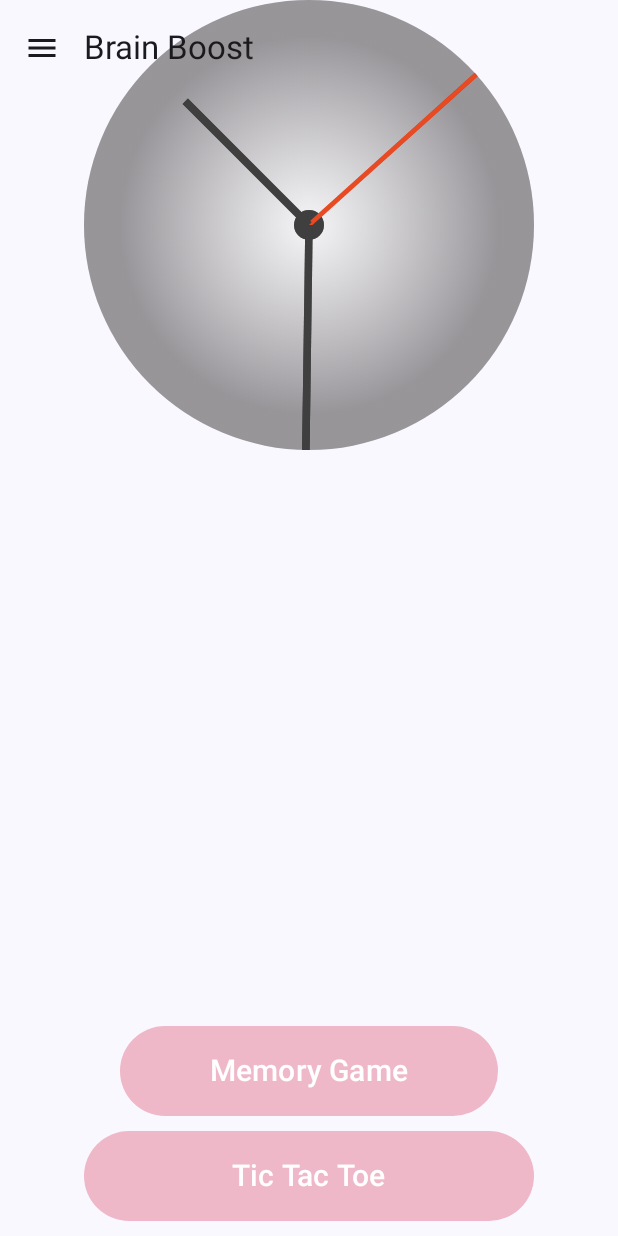
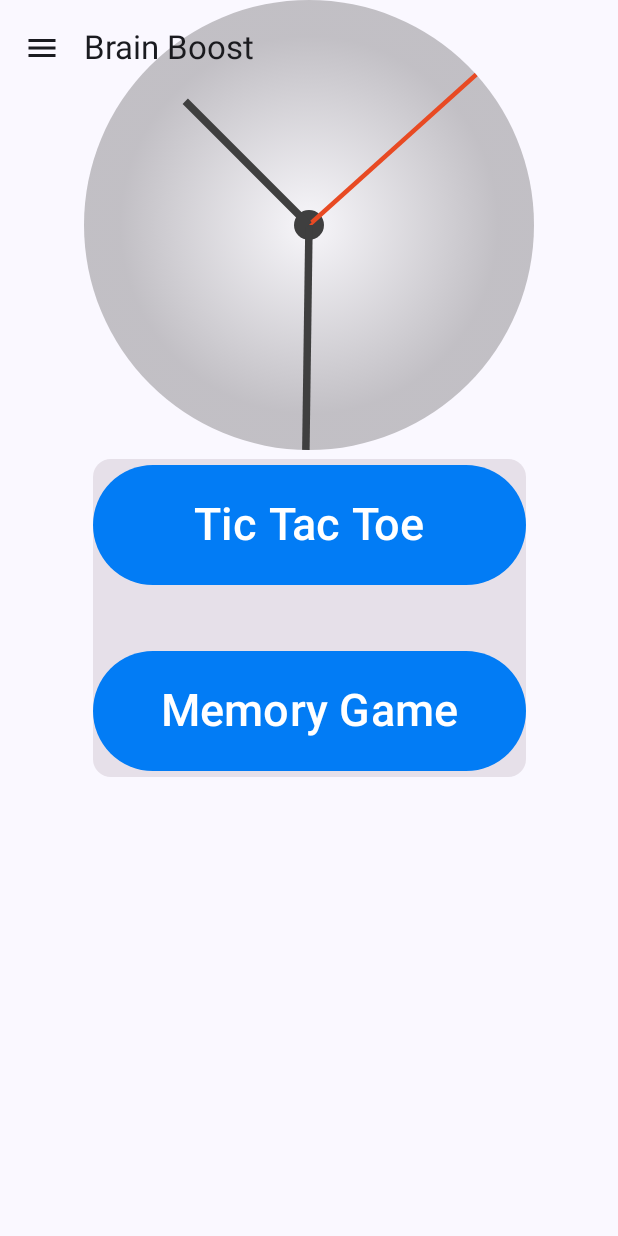
Before and after one commit to Brain-Boost/brain-boost, an Android app built with Jetpack Compose: the screen it shows after launch (MainActivity), on a phone screen of 412 x 824 dp. Run offline under Robolectric (Android 15) with nearby library versions, the phone set to English and light mode, and no system bars.

Commit message:
Working game buttons with improved layout

```diff
--- a/app/src/main/AndroidManifest.xml
+++ b/app/src/main/AndroidManifest.xml
@@ -32,6 +32,11 @@
             android:label="@string/title_activity_second"
             android:theme="@style/Theme.OpenNewActivityButton" />
         <activity
+            android:name=".memoryGame.memoryFeature.presentation.MemoryGame"
+            android:exported="false"
+            android:label="MemoryGame"
+            android:theme="@style/Theme.OpenNewActivityButton" />
+        <activity
             android:name=".MainActivity"
             android:exported="true"
             android:theme="@style/Theme.OpenNewActivityButton">
--- a/app/src/main/java/com/example/opennewactivitybutton/MainActivity.kt
+++ b/app/src/main/java/com/example/opennewactivitybutton/MainActivity.kt
@@ -9,14 +9,18 @@ import androidx.activity.ComponentActivity
 import androidx.activity.compose.setContent
 import androidx.activity.viewModels
 import androidx.compose.foundation.Canvas
+import androidx.compose.foundation.border
 import androidx.compose.foundation.layout.Arrangement
 import androidx.compose.foundation.layout.Box
 import androidx.compose.foundation.layout.Column
+import androidx.compose.foundation.layout.Row
 import androidx.compose.foundation.layout.Spacer
 import androidx.compose.foundation.layout.fillMaxSize
+import androidx.compose.foundation.layout.fillMaxWidth
 import androidx.compose.foundation.layout.height
 import androidx.compose.foundation.layout.padding
 import androidx.compose.foundation.layout.size
+import androidx.compose.foundation.shape.RoundedCornerShape
 import androidx.compose.material.icons.Icons
 import androidx.compose.material.icons.filled.Home
 import androidx.compose.material.icons.filled.Info
@@ -25,10 +29,13 @@ import androidx.compose.material.icons.filled.Settings
 import androidx.compose.material.icons.outlined.Home
 import androidx.compose.material.icons.outlined.Info
 import androidx.compose.material.icons.filled.PlayArrow
+import androidx.compose.material.icons.filled.Refresh
 import androidx.compose.material.icons.outlined.PlayArrow
 import androidx.compose.material.icons.outlined.Settings
 import androidx.compose.material3.Button
 import androidx.compose.material3.ButtonDefaults
+import androidx.compose.material3.Card
+import androidx.compose.material3.CardDefaults
 import androidx.compose.material3.DrawerValue
 import androidx.compose.material3.ExperimentalMaterial3Api
 import androidx.compose.material3.Icon
@@ -65,6 +72,7 @@ import androidx.compose.ui.platform.LocalContext
 import androidx.compose.ui.tooling.preview.Preview
 import androidx.compose.ui.unit.dp
 import androidx.compose.ui.unit.sp
+import com.example.opennewactivitybutton.memoryGame.memoryFeature.presentation.MemoryEvent
 import com.example.opennewactivitybutton.memoryGame.memoryFeature.presentation.MemoryGame
 import com.example.opennewactivitybutton.memoryGame.memoryFeature.presentation.memoryScreen.MemoryScreen
 import com.example.opennewactivitybutton.memoryGame.memoryFeature.presentation.memoryScreen.MemoryViewModel
@@ -72,6 +80,7 @@ import com.example.opennewactivitybutton.ui.theme.M3NavigationDrawerTheme
 //import com.example.opennewactivitybutton.ui.theme.MemoryTheme
 import com.example.opennewactivitybutton.ui.theme.Pink80
 import com.example.opennewactivitybutton.ui.theme.TicTacToeOpener
+import com.example.opennewactivitybutton.ui.theme.brightBlue
 import com.example.opennewactivitybutton.ui.theme.darkGray
 import com.example.opennewactivitybutton.ui.theme.gray
 import com.example.opennewactivitybutton.ui.theme.redOrange
@@ -91,18 +100,6 @@ class MainActivity : ComponentActivity() {
     override fun onCreate(savedInstanceState: Bundle?) {
         super.onCreate(savedInstanceState)
         setContent {
-            /* Can be uncommented to see the memory game and how it plays
-            MemoryTheme {
-                // A surface container using the 'background' color from the theme
-                Surface(
-                    modifier = Modifier.fillMaxSize(),
-                    color = MaterialTheme.colorScheme.background
-                ) {
-                    val viewModel: MemoryViewModel by viewModels()
-                    MemoryScreen(viewModel = viewModel)
-                }
-            }
-            */// to this line here
 
             M3NavigationDrawerTheme {
                 val items = listOf(
@@ -216,11 +213,13 @@ class MainActivity : ComponentActivity() {
 
             // Calling the composable function
             // to display element and its contents
-            WorkingClock()
+            //WorkingClock()
             //MainContent()
 
-            TicTacToeButton()
-            MemoryGameButton()
+
+            ButtonStack()
+
+
             WorkingClock()
 
         }
@@ -275,6 +274,61 @@ fun MemoryGameButton(){
                 color = Color.White,
                 fontSize = 20.sp
             )
+        }
+    }
+}
+
+@Composable
+fun ButtonStack(
+    modifier: Modifier = Modifier
+) {
+    val myContext = LocalContext.current
+    Box(
+        modifier = modifier.fillMaxSize(),
+        contentAlignment = Alignment.Center
+    ) {
+        Card (
+            modifier = Modifier
+                .fillMaxWidth(.7f)
+        ) {
+            Row (
+                modifier = modifier
+                    .fillMaxWidth()
+                    .padding(top = 4.dp, bottom = 4.dp),
+                verticalAlignment = Alignment.CenterVertically,
+                horizontalArrangement = Arrangement.Center
+            ) {
+                Button(
+                    onClick = { myContext.startActivity(Intent(myContext, TicTacToeOpener::class.java)) },
+                    colors = ButtonDefaults.buttonColors(brightBlue),
+                    modifier = Modifier.size(600.dp, 80.dp)
+                ) {
+                    Text(
+                        text = "Tic Tac Toe",
+                        color = Color.White,
+                        fontSize = 30.sp
+                    )
+                }
+            }
+            Row (
+                modifier = modifier
+                    .fillMaxWidth()
+                    .padding(top = 40.dp, bottom = 4.dp),
+                verticalAlignment = Alignment.CenterVertically,
+                horizontalArrangement = Arrangement.Center
+            ) {
+                Button(
+                    onClick = { myContext.startActivity(Intent(myContext, MemoryGame::class.java)) },
+                    colors = ButtonDefaults.buttonColors(brightBlue),
+                    modifier = Modifier.size(600.dp, 80.dp)
+                ) {
+                    Text(
+                        text = "Memory Game",
+                        color = Color.White,
+                        fontSize = 30.sp
+                    )
+                }
+            }
         }
     }
 }
```
Also changed, not shown: 1 other file.
